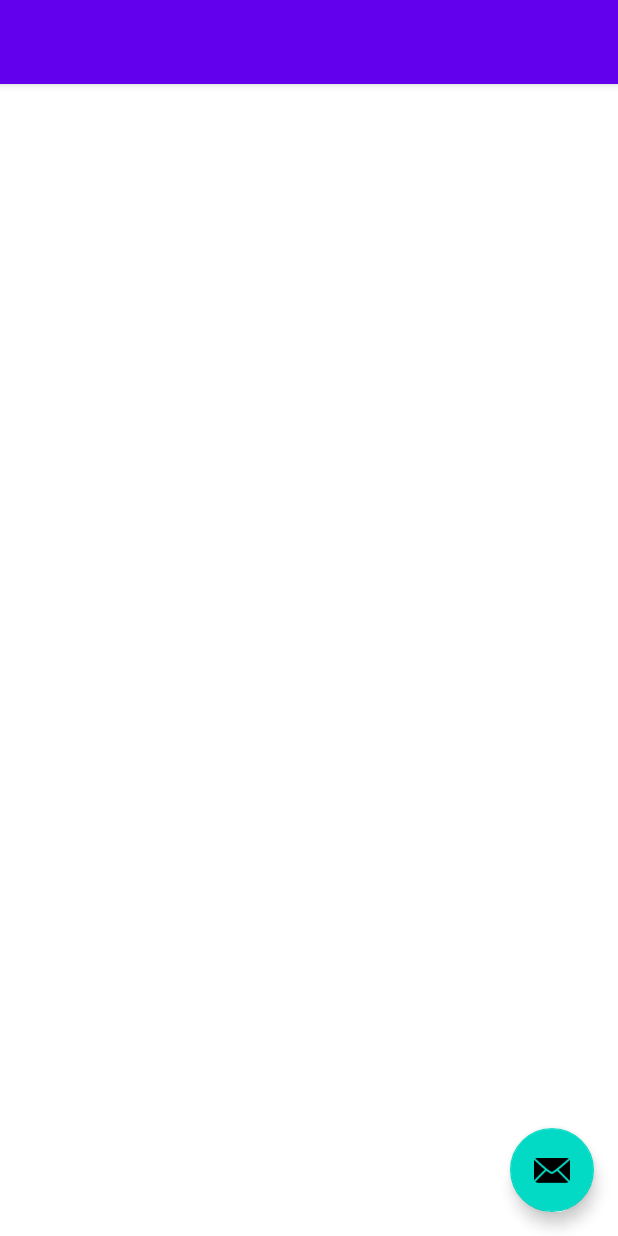
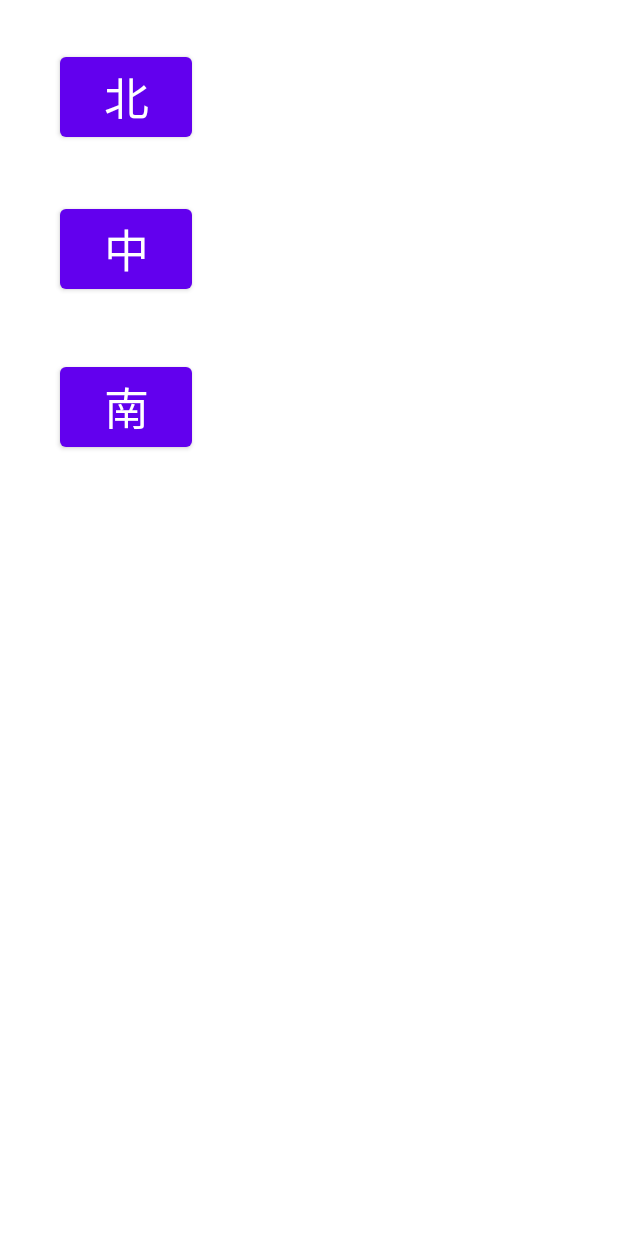
Before and after one commit to motechfae/i_inverter, an Android app: the layout activity_taiwan.xml on its own in the app's theme, with its tools: preview values and no code run, on a phone screen of 412 x 824 dp. Run offline under Robolectric (Android 15) with nearby library versions, the phone set to English and light mode, and no system bars.

Commit message:
台灣頁面

```diff
--- a/app/src/main/res/layout/activity_taiwan.xml
+++ b/app/src/main/res/layout/activity_taiwan.xml
@@ -1,33 +1,46 @@
 <?xml version="1.0" encoding="utf-8"?>
-<androidx.coordinatorlayout.widget.CoordinatorLayout xmlns:android="http://schemas.android.com/apk/res/android"
+<androidx.constraintlayout.widget.ConstraintLayout
+    xmlns:android="http://schemas.android.com/apk/res/android"
     xmlns:app="http://schemas.android.com/apk/res-auto"
     xmlns:tools="http://schemas.android.com/tools"
     android:layout_width="match_parent"
     android:layout_height="match_parent"
     tools:context=".TaiwanActivity">
 
-    <com.google.android.material.appbar.AppBarLayout
-        android:layout_width="match_parent"
-        android:layout_height="wrap_content"
-        android:theme="@style/Theme.I_inverter.AppBarOverlay">
-
-        <androidx.appcompat.widget.Toolbar
-            android:id="@+id/toolbar"
-            android:layout_width="match_parent"
-            android:layout_height="?attr/actionBarSize"
-            android:background="?attr/colorPrimary"
-            app:popupTheme="@style/Theme.I_inverter.PopupOverlay" />
-
-    </com.google.android.material.appbar.AppBarLayout>
-
-    <include layout="@layout/content_taiwan" />
-
-    <com.google.android.material.floatingactionbutton.FloatingActionButton
-        android:id="@+id/fab"
+    <Button
+        android:id="@+id/btn_north"
         android:layout_width="wrap_content"
         android:layout_height="wrap_content"
-        android:layout_gravity="bottom|end"
-        android:layout_margin="@dimen/fab_margin"
-        app:srcCompat="@android:drawable/ic_dialog_email" />
+        android:layout_marginStart="40dp"
+        android:layout_marginLeft="40dp"
+        android:layout_marginTop="32dp"
+        android:text="北"
+        android:textSize="30dp"
+        app:layout_constraintStart_toStartOf="parent"
+        app:layout_constraintTop_toTopOf="parent"></Button>
 
-</androidx.coordinatorlayout.widget.CoordinatorLayout>
+    <Button
+        android:id="@+id/btn_center"
+        android:layout_width="wrap_content"
+        android:layout_height="wrap_content"
+        android:layout_marginStart="40dp"
+        android:layout_marginLeft="40dp"
+        android:layout_marginTop="36dp"
+        android:text="中"
+        android:textSize="30dp"
+        app:layout_constraintStart_toStartOf="parent"
+        app:layout_constraintTop_toBottomOf="@+id/btn_north"></Button>
+
+    <Button
+        android:id="@+id/btn_south"
+        android:layout_width="wrap_content"
+        android:layout_height="wrap_content"
+        android:layout_marginStart="40dp"
+        android:layout_marginLeft="40dp"
+        android:layout_marginTop="40dp"
+        android:text="南"
+        android:textSize="30dp"
+        app:layout_constraintStart_toStartOf="parent"
+        app:layout_constraintTop_toBottomOf="@+id/btn_center"></Button>
+
+</androidx.constraintlayout.widget.ConstraintLayout>
```
Also changed, not shown: app/src/main/AndroidManifest.xml (+7 -3 lines), app/src/main/java/tw/com/motech/i_inverter/SiteActivity.kt (+32 -13 lines), app/src/main/java/tw/com/motech/i_inverter/TaiwanActivity.kt (+35 -0 lines), app/src/main/res/color/hiblank_background_color.xml (added, +9 -0 lines), app/src/main/res/drawable/hi_blank.png (added).
